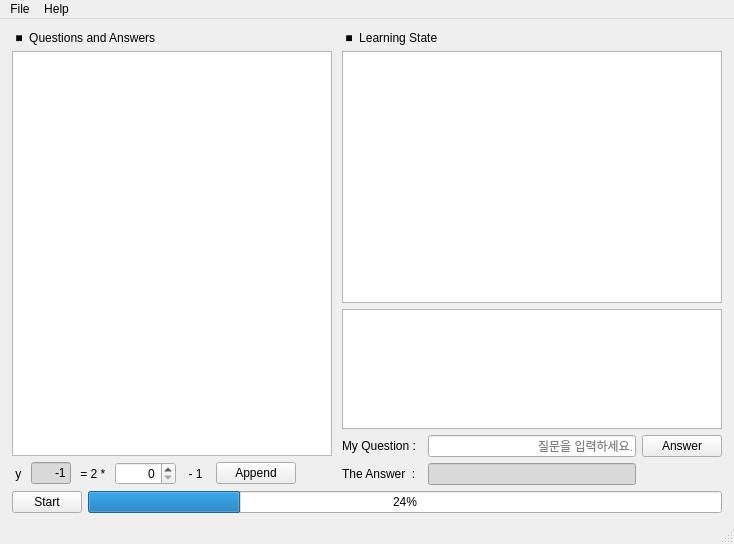
The window that python_src/30_tensor_flow_ex/ex01_y_2x_1/tf_104_y_2x_1_qt.ui (openvisual/open-visual-machine-learning) describes before a commit, drawn with Qt 5.
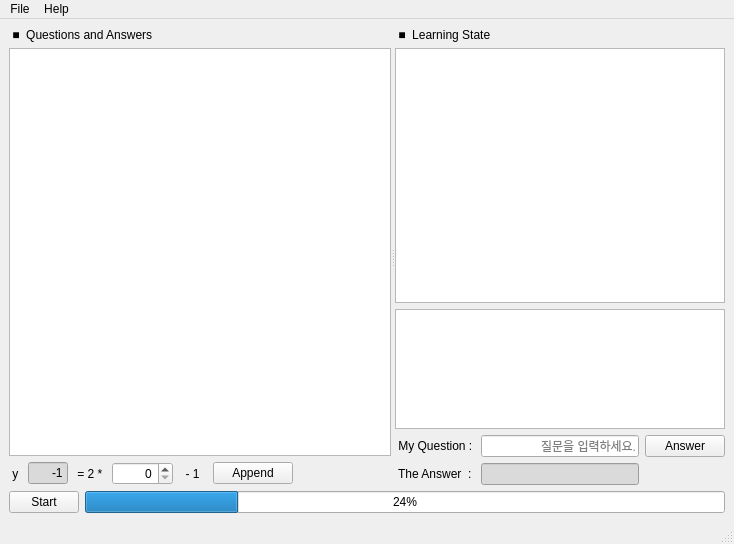
The same window after the commit. Icons and pictures are not drawn.

What changed in the file:
```diff
--- a/python_src/30_tensor_flow_ex/ex01_y_2x_1/tf_104_y_2x_1_qt.ui
+++ b/python_src/30_tensor_flow_ex/ex01_y_2x_1/tf_104_y_2x_1_qt.ui
@@ -19,24 +19,20 @@
   <property name="maximumSize">
    <size>
     <width>16777215</width>
-    <height>544</height>
+    <height>16777215</height>
    </size>
   </property>
   <property name="windowTitle">
    <string>MainWindow</string>
   </property>
   <widget class="QWidget" name="centralwidget">
-   <layout class="QFormLayout" name="formLayout">
-    <property name="leftMargin">
-     <number>12</number>
-    </property>
-    <property name="topMargin">
-     <number>12</number>
-    </property>
-    <property name="rightMargin">
-     <number>12</number>
-    </property>
+   <layout class="QGridLayout" name="gridLayout_2">
     <item row="0" column="0">
+     <widget class="QSplitter" name="splitter">
+      <property name="orientation">
+       <enum>Qt::Horizontal</enum>
+      </property>
+      <widget class="QWidget" name="">
      <layout class="QVBoxLayout" name="verticalLayout_3">
       <property name="sizeConstraint">
        <enum>QLayout::SetDefaultConstraint</enum>
@@ -60,7 +56,7 @@
           </property>
           <property name="maximumSize">
            <size>
-            <width>320</width>
+              <width>16777215</width>
             <height>16777215</height>
            </size>
           </property>
@@ -152,8 +148,8 @@
        </layout>
       </item>
      </layout>
-    </item>
-    <item row="0" column="1">
+      </widget>
+      <widget class="QWidget" name="">
      <layout class="QVBoxLayout" name="verticalLayout">
       <item>
        <widget class="QLabel" name="label_4">
@@ -195,7 +191,7 @@
            </size>
           </property>
           <property name="text">
-           <string>My Question :</string>
+             <string> My Question :</string>
           </property>
          </widget>
         </item>
@@ -231,7 +227,7 @@
            </size>
           </property>
           <property name="text">
-           <string>The Answer  :</string>
+             <string> The Answer  :</string>
           </property>
          </widget>
         </item>
@@ -251,8 +247,10 @@
        </layout>
       </item>
      </layout>
+      </widget>
+     </widget>
     </item>
-    <item row="1" column="0" colspan="2">
+    <item row="1" column="0">
      <layout class="QHBoxLayout" name="horizontalLayout">
       <item>
        <widget class="QPushButton" name="start">
```
Left out of the diff: 26 changed lines with no effect on the pictures. Lines whose indentation alone changed are shown as unchanged.
